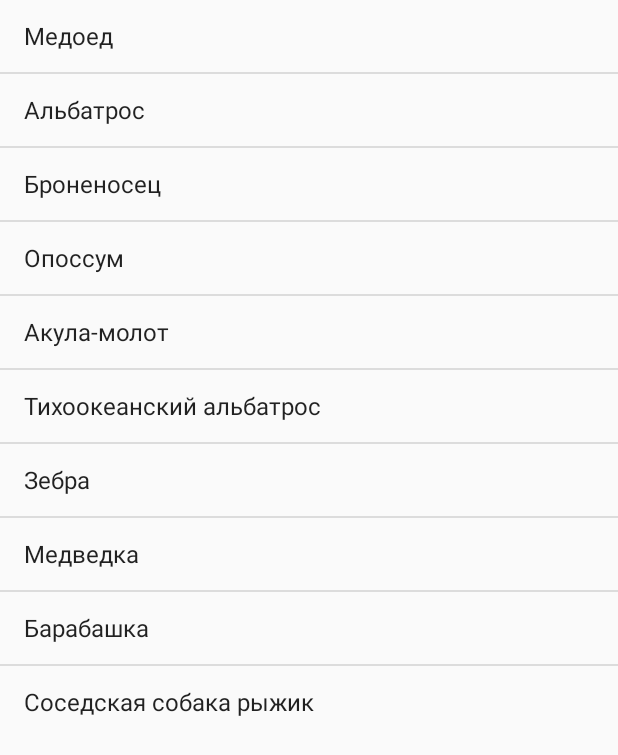
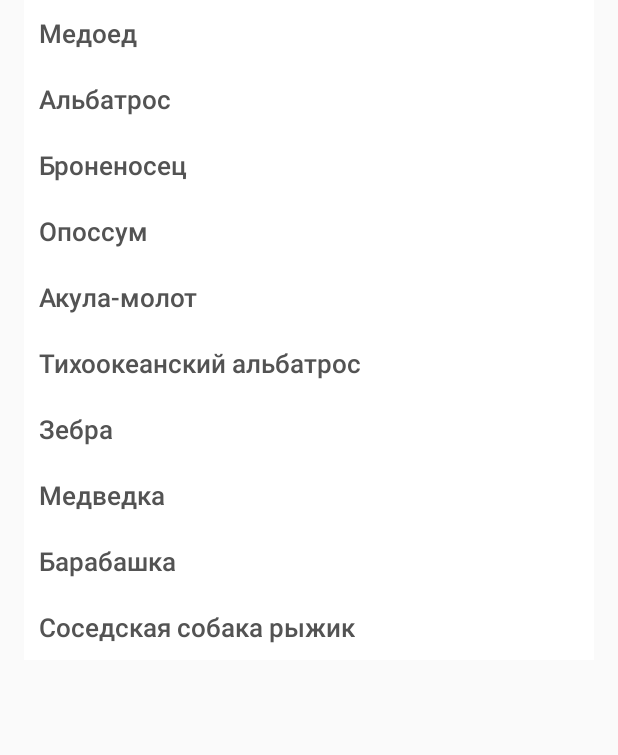
Before and after one commit to yarplux/Android_newsReader, an Android app: the screen it shows after launch (MainActivity), on a phone screen of 412 x 824 dp. Shown: the top 755 px of the screen. Run offline under Robolectric (Android 15) with nearby library versions, the phone set to English and light mode, and no system bars.

```diff
--- /dev/null
+++ b/app/src/main/java/com/shifu/user/project1/CustomAdapter.java
@@ -0,0 +1,86 @@
+package com.shifu.user.project1;
+
+import android.support.v4.app.Fragment;
+import android.support.v4.app.FragmentActivity;
+import android.support.v4.app.FragmentTransaction;
+import android.support.v7.widget.RecyclerView;
+import android.util.Log;
+import android.view.LayoutInflater;
+import android.view.View;
+import android.view.ViewGroup;
+import android.widget.RelativeLayout;
+import android.widget.TextView;
+
+import java.util.List;
+
+public class CustomAdapter extends RecyclerView.Adapter<CustomAdapter.ViewHolder> {
+
+    public List<String> cartList;
+
+    public static class ViewHolder extends RecyclerView.ViewHolder {
+        private final TextView textView;
+
+        public RelativeLayout viewBackground, viewForeground;
+
+        public ViewHolder(View v) {
+            super(v);
+
+            textView = (TextView) v.findViewById(R.id.content);
+            viewForeground = v.findViewById(R.id.view_foreground);
+
+            viewForeground.setClickable(true);
+            viewForeground.setOnClickListener(new View.OnClickListener() {
+                @Override
+                public void onClick(View view) {
+                        final View v = view;
+                        FragmentActivity activity = (FragmentActivity) v.getContext();
+                        Fragment frag2 = new NewFragment();
+                        FragmentTransaction fTrans = activity.getSupportFragmentManager().beginTransaction();
+                        fTrans.replace(R.id.container, frag2);
+                        fTrans.addToBackStack(null);
+                        fTrans.commit();
+                    }
+
+            });
+
+            viewBackground = v.findViewById(R.id.view_background);
+
+        }
+
+        public TextView getTextView() {
+            return textView;
+        }
+    }
+
+    public CustomAdapter(List<String> dataSet) {
+        this.cartList = dataSet;
+    }
+
+    @Override
+    public ViewHolder onCreateViewHolder(ViewGroup viewGroup, int viewType) {
+        View v = LayoutInflater.from(viewGroup.getContext())
+                .inflate(R.layout.fragment_item, viewGroup, false);
+        return new ViewHolder(v);
+    }
+
+    // Replace the contents of a view (invoked by the layout manager)
+    @Override
+    public void onBindViewHolder(ViewHolder viewHolder, final int position) {
+        // Get element from your dataset at this position and replace the contents of the view
+        // with that element
+        viewHolder.getTextView().setText(cartList.get(position));
+    }
+
+    // Return the size of your dataset (invoked by the layout manager)
+    @Override
+    public int getItemCount() {
+        return cartList.size();
+    }
+
+    public void restoreString(String string, int position) {
+        cartList.add(position, string);
+        // notify item added by position
+        notifyItemInserted(position);
+    }
+
+}
--- a/app/src/main/java/com/shifu/user/project1/MainActivity.java
+++ b/app/src/main/java/com/shifu/user/project1/MainActivity.java
@@ -1,11 +1,10 @@
 package com.shifu.user.project1;
 
-import android.app.Activity;
-import android.app.FragmentManager;
-import android.app.FragmentTransaction;
 import android.os.Bundle;
+import android.support.v4.app.FragmentActivity;
+import android.support.v4.app.FragmentTransaction;
 
-public class MainActivity extends Activity {
+public class MainActivity extends FragmentActivity {
 
     @Override
     protected void onCreate(Bundle savedInstanceState) {
@@ -13,15 +12,9 @@ public class MainActivity extends Activity {
         super.onCreate(savedInstanceState);
         setContentView(R.layout.activity_main);
 
-        // экземпляр FragmentTransaction
-        FragmentManager fragmentManager = getFragmentManager();
-        FragmentTransaction fragmentTransaction = fragmentManager
-                .beginTransaction();
-
-        // фрагмент
-        list frag1 = new list();
-        fragmentTransaction.add(R.id.container, frag1);
-        fragmentTransaction.commit();
+        FragmentTransaction transaction = getSupportFragmentManager().beginTransaction();
+        transaction.add(R.id.container, new RecyclerViewFragment());
+        transaction.commit();
 
     }
 }
--- a/app/src/main/java/com/shifu/user/project1/NewFragment.java
+++ b/app/src/main/java/com/shifu/user/project1/NewFragment.java
@@ -2,12 +2,12 @@ package com.shifu.user.project1;
 
 
 import android.os.Bundle;
+import android.support.v4.app.Fragment;
+import android.support.v4.app.FragmentManager;
 import android.view.LayoutInflater;
+import android.view.ViewGroup;
 import android.view.View;
 import android.view.View.OnClickListener;
-import android.view.ViewGroup;
-import android.app.Fragment;
-import android.app.FragmentManager;
 import android.widget.ImageButton;
 
 public class NewFragment extends Fragment {
--- /dev/null
+++ b/app/src/main/java/com/shifu/user/project1/RecyclerViewFragment.java
@@ -0,0 +1,76 @@
+package com.shifu.user.project1;
+
+import android.graphics.Canvas;
+import android.os.Bundle;
+import android.support.v4.app.Fragment;
+import android.support.v4.app.FragmentActivity;
+import android.support.v4.app.FragmentTransaction;
+import android.support.v7.widget.LinearLayoutManager;
+import android.support.v7.widget.RecyclerView;
+import android.support.v7.widget.helper.ItemTouchHelper;
+import android.util.Log;
+import android.view.LayoutInflater;
+import android.view.View;
+import android.view.ViewGroup;
+
+import java.util.Arrays;
+import java.util.LinkedList;
+import java.util.List;
+
+
+public class RecyclerViewFragment extends Fragment {
+//        implements SwipeController.SwipeControllerListener {
+
+    protected RecyclerView mRecyclerView;
+    protected CustomAdapter mAdapter;
+    protected RecyclerView.LayoutManager mLayoutManager;
+    SwipeController swipeController = null;
+
+    private List<String> cartList;
+
+    @Override
+    public void onCreate(Bundle savedInstanceState) {
+        super.onCreate(savedInstanceState);
+        cartList = new LinkedList<String>(Arrays.asList(getResources().getStringArray(R.array.res_list_animals)));
+    }
+
+    @Override
+    public View onCreateView(LayoutInflater inflater, ViewGroup container,
+                             Bundle savedInstanceState) {
+
+        View rootView = inflater.inflate(R.layout.fragment_item_list, container, false);
+
+        mRecyclerView = (RecyclerView) rootView.findViewById(R.id.recyclerView);
+
+        mLayoutManager = new LinearLayoutManager(getContext().getApplicationContext());
+
+        mRecyclerView.setLayoutManager(mLayoutManager);
+
+        mAdapter = new CustomAdapter(cartList);
+
+        mRecyclerView.setAdapter(mAdapter);
+
+        swipeController = new SwipeController(getActivity(), new SwipeControllerActions() {
+            @Override
+            public void onDelete(int position) {
+                mAdapter.cartList.remove(position);
+                mAdapter.notifyItemRemoved(position);
+                mAdapter.notifyItemRangeChanged(position, mAdapter.getItemCount());
+            }
+        });
+
+        // add pass ItemTouchHelper.LEFT | ItemTouchHelper.RIGHT as param
+        ItemTouchHelper itemTouchhelper = new ItemTouchHelper(swipeController);
+        itemTouchhelper.attachToRecyclerView(mRecyclerView);
+
+        mRecyclerView.addItemDecoration(new RecyclerView.ItemDecoration() {
+            @Override
+            public void onDraw(Canvas c, RecyclerView parent, RecyclerView.State state) {
+                swipeController.onDraw(c);
+            }
+        });
+
+        return rootView;
+    }
+
+}
--- /dev/null
+++ b/app/src/main/java/com/shifu/user/project1/SwipeControllerActions.java
@@ -0,0 +1,7 @@
+package com.shifu.user.project1;
+
+public abstract class SwipeControllerActions {
+
+    public void onDelete(int position) {}
+
+}
--- a/app/src/main/java/com/shifu/user/project1/list.java
+++ /dev/null
@@ -1,41 +0,0 @@
-package com.shifu.user.project1;
-
-
-import android.app.ListFragment;
-import android.os.Bundle;
-import android.view.View;
-import android.widget.ArrayAdapter;
-import android.widget.ListAdapter;
-import android.widget.ListView;
-import android.app.FragmentTransaction;
-
-
-
-public class list extends ListFragment {
-
-    NewFragment frag2;
-    FragmentTransaction fTrans;
-
-    @Override
-    public void onActivityCreated(Bundle savedInstanceState) {
-        super.onActivityCreated(savedInstanceState);
-        String[] animals = getResources().getStringArray(R.array.animals);
-        ListAdapter adapter = new ArrayAdapter<>(getActivity(),
-                android.R.layout.simple_list_item_1, animals);
-        setListAdapter(adapter);
-
-        frag2 = new NewFragment();
-
-    }
-
-    @Override
-    public void onListItemClick(ListView l, View v, int position, long id) {
-        super.onListItemClick(l, v, position, id);
-        fTrans = getFragmentManager().beginTransaction();
-        fTrans.replace(R.id.container, frag2);
-        fTrans.addToBackStack(null);
-        fTrans.commit();
-    }
-
-
-}
--- a/app/src/main/res/layout/activity_main.xml
+++ b/app/src/main/res/layout/activity_main.xml
@@ -8,7 +8,9 @@
     <FrameLayout
         android:id="@+id/container"
         android:layout_width="match_parent"
-        android:layout_height="wrap_content">
+        android:layout_height="wrap_content"
+        android:layout_weight="2"
+        android:scaleType="centerInside">
     </FrameLayout>
 
 </android.support.constraint.ConstraintLayout>
--- /dev/null
+++ b/app/src/main/res/layout/fragment_item.xml
@@ -0,0 +1,35 @@
+<?xml version="1.0" encoding="utf-8"?>
+<FrameLayout xmlns:android="http://schemas.android.com/apk/res/android"
+    android:layout_width="match_parent"
+    android:layout_height="wrap_content">
+
+    <RelativeLayout
+        android:id="@+id/view_background"
+        android:layout_width="match_parent"
+        android:layout_height="match_parent"
+        android:background="@color/bg_row_background">
+
+    </RelativeLayout>
+
+    <RelativeLayout
+        android:id="@+id/view_foreground"
+        android:layout_width="match_parent"
+        android:layout_height="wrap_content"
+        android:background="@android:color/white"
+        android:padding="@dimen/padd_10">
+
+
+        <TextView
+            android:id="@+id/content"
+            android:layout_width="wrap_content"
+            android:layout_height="wrap_content"
+            android:ellipsize="end"
+            android:fontFamily="sans-serif-medium"
+            android:maxLines="1"
+            android:textColor="@color/item_name"
+            android:textSize="17dp" />
+
+
+    </RelativeLayout>
+
+</FrameLayout>
--- /dev/null
+++ b/app/src/main/res/layout/fragment_item_list.xml
@@ -0,0 +1,10 @@
+<?xml version="1.0" encoding="utf-8"?>
+<android.support.v7.widget.RecyclerView xmlns:android="http://schemas.android.com/apk/res/android"
+    xmlns:app="http://schemas.android.com/apk/res-auto"
+    android:id="@+id/recyclerView"
+    android:name="com.shifu.user.project1.ItemFragment"
+    android:layout_width="match_parent"
+    android:layout_height="wrap_content"
+    android:layout_marginLeft="16dp"
+    android:layout_marginRight="16dp"
+    app:layoutManager="android.support.v7.widget.LinearLayoutManager"/>
--- a/app/src/main/res/layout/fragment_new.xml
+++ b/app/src/main/res/layout/fragment_new.xml
@@ -6,10 +6,8 @@
     tools:context=".NewFragment">
 
     <ImageButton
-        android:contentDescription="@string/back"
         android:id="@+id/backButton"
         android:layout_width="60sp"
         android:layout_height="40sp"
-        >
-    </ImageButton>
+        android:contentDescription="@string/back"></ImageButton>
 </FrameLayout>
--- a/app/src/main/res/values/array.xml
+++ b/app/src/main/res/values/array.xml
@@ -1,6 +1,6 @@
 <?xml version="1.0" encoding="utf-8"?>
 <resources>
-    <string-array name="animals">
+    <string-array name="res_list_animals">
         <item>Медоед</item>
         <item>Альбатрос</item>
         <item>Броненосец</item>
--- a/app/src/main/res/values/colors.xml
+++ b/app/src/main/res/values/colors.xml
@@ -3,4 +3,7 @@
     <color name="colorPrimary">#3F51B5</color>
     <color name="colorPrimaryDark">#303F9F</color>
     <color name="colorAccent">#FF4081</color>
+    <color name="bg_row_background">#fa315b</color>
+    <color name="item_name">#535353</color>
+    <color name="description">#a9a9a9</color>
 </resources>
--- a/app/src/main/res/values/strings.xml
+++ b/app/src/main/res/values/strings.xml
@@ -2,4 +2,5 @@
     <string name="app_name">project1</string>
     <string name="greetings">Руденко Егор Дмитриевич запустил проект, какой он молодец! :))</string>
     <string name="back">Назад</string>
+    <string name="delete">Удалить</string>
 </resources>
```
Also changed, not shown: app/build.gradle (+8 -5 lines), app/src/main/java/com/shifu/user/project1/SwipeController.java (added, +210 -0 lines), app/src/main/java/com/shifu/user/project1/dummy/DummyContent.java (deleted, +0 -72 lines), app/src/main/res/layout/fragment_list.xml (deleted, +0 -14 lines), app/src/main/res/values/dimens.xml (added, +7 -0 lines), app/src/main/res/values/styles.xml (+9 -0 lines).
